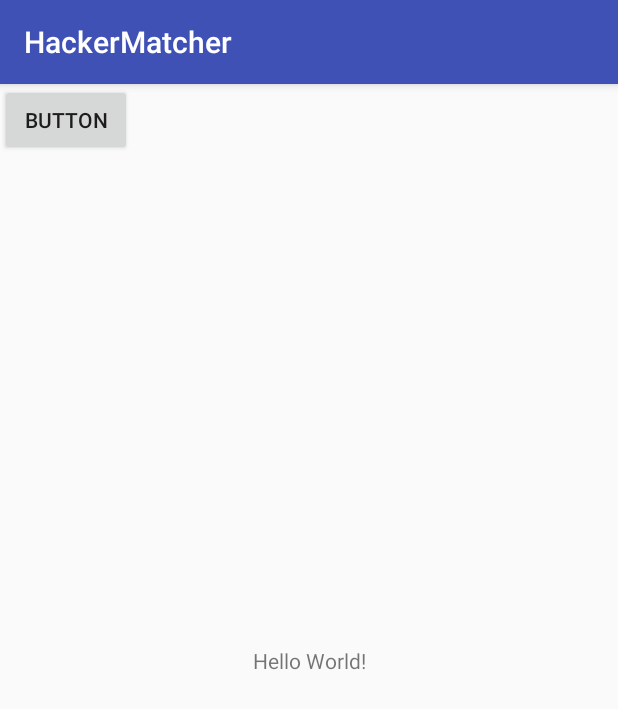
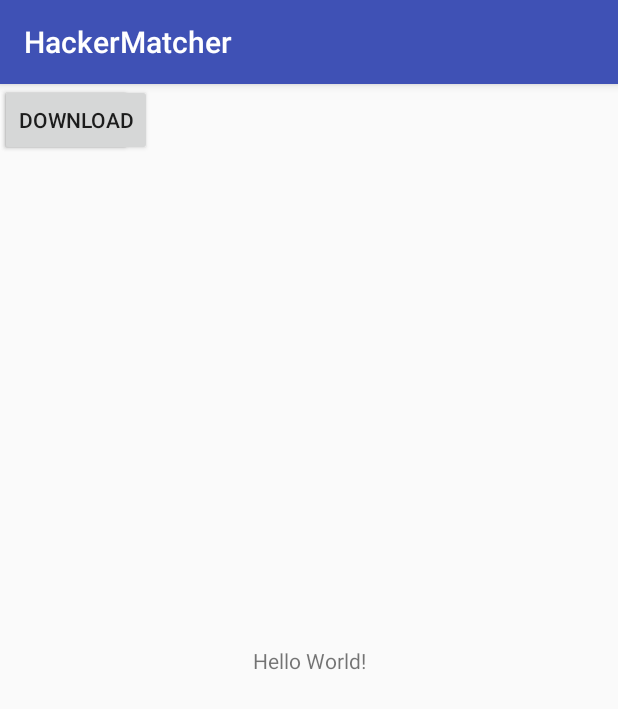
Before and after one commit to mpokryva/HackerMatch, an Android app: the screen it shows after launch (Welcome), on a phone screen of 412 x 824 dp. Shown: the top 709 px of the screen. Run offline under Robolectric (Android 15) with nearby library versions, the phone set to English and light mode, and no system bars.

Commit message:
Update activity_welcome.xml

```diff
--- a/app/src/main/res/layout/activity_welcome.xml
+++ b/app/src/main/res/layout/activity_welcome.xml
@@ -23,4 +23,13 @@
         tools:layout_editor_absoluteX="32dp"
         tools:layout_editor_absoluteY="28dp" />
 
+     <Button
+        android:id="@+id/downloadImg"
+        android:layout_width="wrap_content"
+        android:layout_height="wrap_content"
+        android:text="Download"
+        tools:layout_editor_absoluteX="217dp"
+        tools:layout_editor_absoluteY="28dp" />
+
+
 </android.support.constraint.ConstraintLayout>
```
